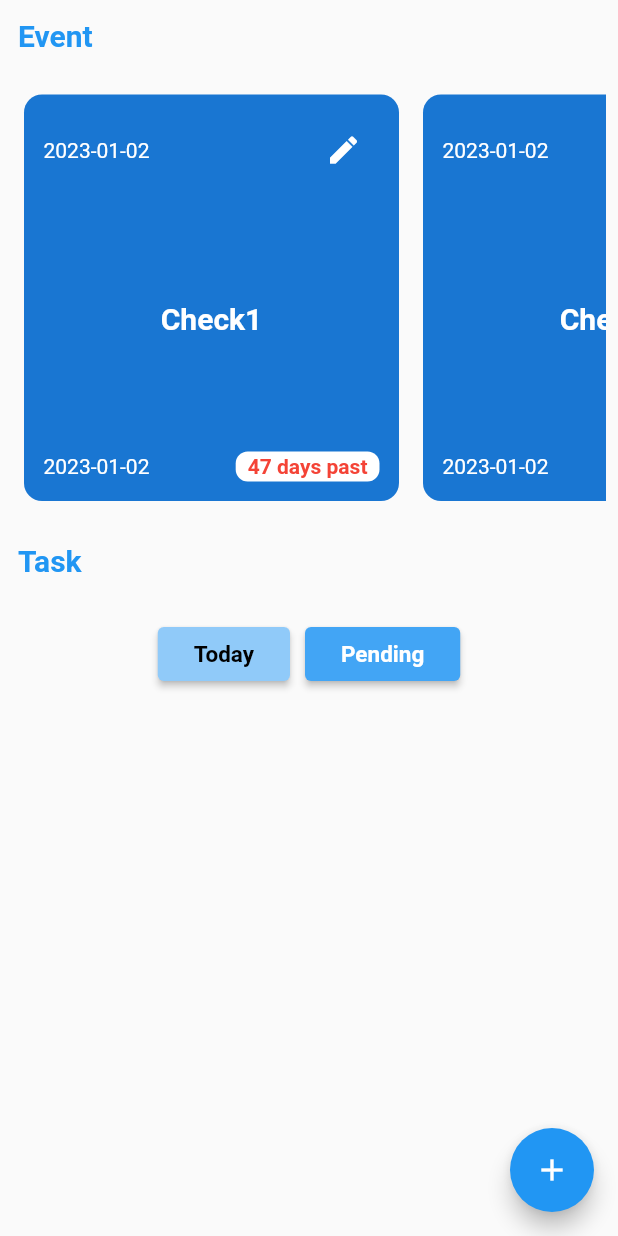
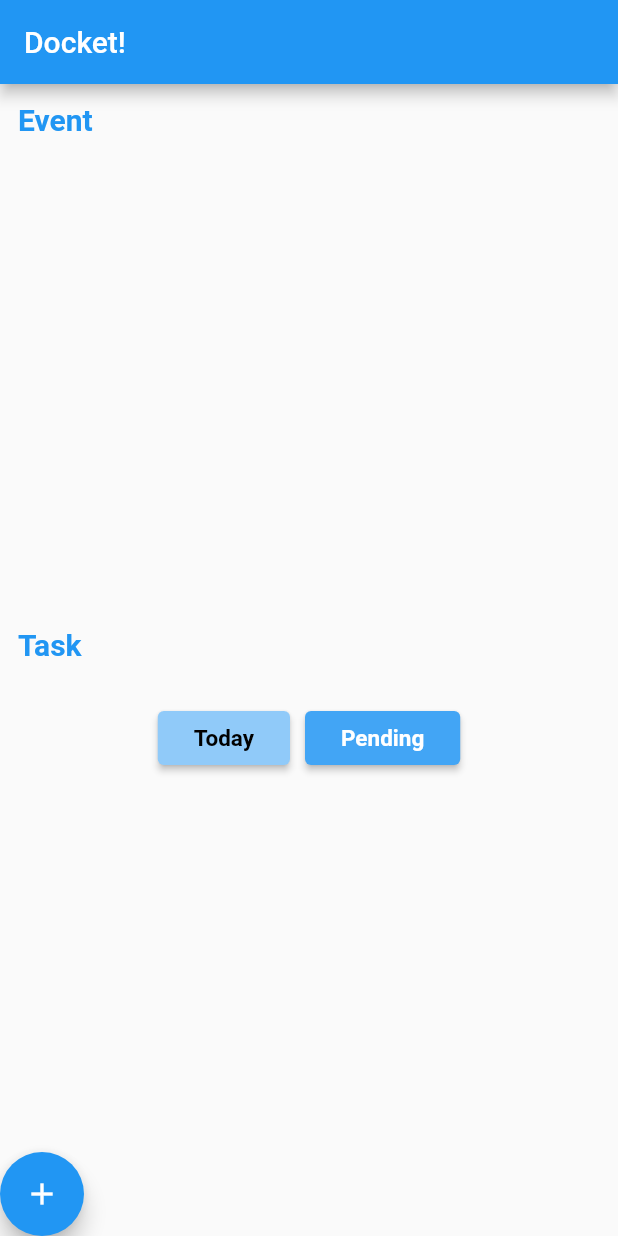
Before and after one commit to Akash-Raj-ST/docket, a Flutter app: the screen it shows after launch, after a tap on "Pending", on a phone screen of 412 x 824 dp. Run offline on Flutter 3.47's test engine with Material 2 defaults, Android fonts, the phone set to English and light mode, and no system bars; our stand-ins replace bloc, date_time_picker, equatable, flutter_bloc, hive, hive_flutter; accounts and stored records are empty.

Commit message:
add task done

```diff
--- a/lib/main.dart
+++ b/lib/main.dart
@@ -1,3 +1,4 @@
+import 'package:docket/tasks/bloc/task_bloc.dart';
 import 'package:flutter/material.dart';
 import 'package:flutter_bloc/flutter_bloc.dart';
 import 'package:hive/hive.dart';
@@ -9,46 +10,34 @@ import 'package:docket/services/event.dart';
 import 'package:docket/services/task.dart';
 import 'package:docket/Add/add.dart';
 
-Future<void> main() async{
+import 'events/bloc/event_bloc.dart';
+
+Future<void> main() async {
   await Hive.initFlutter();
-  runApp(
-    MaterialApp(
+  runApp(MultiRepositoryProvider(
+      providers: [
+        RepositoryProvider(create: (context) => EventService()),
+        RepositoryProvider(create: (context) => TaskService()),
+      ],
+      child: MaterialApp(
         home: MyApp(),
-    )
-  );
+      )));
 }
-
 
 class MyApp extends StatelessWidget {
   const MyApp({super.key});
 
   @override
   Widget build(BuildContext context) {
-    return MultiRepositoryProvider(
-
-      providers: [
-        RepositoryProvider(create: (context)=>EventService()),
-        RepositoryProvider(create: (context)=>TaskService()),
-      ],
-
-      child: Scaffold(
+    return Scaffold(
+        appBar: AppBar(title: Text("Docket!")),
         body: Column(
           children: [
             EventPage(),
             TaskPage(),
           ],
         ),
-          floatingActionButton: FloatingActionButton(
-            onPressed: () => {
-              Navigator.of(context).push(
-                MaterialPageRoute(
-                  builder: (context)=>AddPage()
-                )
-              )
-            },
-            child: Icon(Icons.add),
-          ),
-        ),
+        //floatingActionButton: AddButton(context)
       );
   }
 }
--- a/lib/services/event.dart
+++ b/lib/services/event.dart
@@ -10,10 +10,6 @@ class EventService {
     Hive.registerAdapter(EventAdapter());
     _events = await Hive.openBox<Event>('EventBox');
 
-    await _events.clear();
-
-    _events.add(Event(title: "Check1", dateCreated: "Today", deadlineDate: "2023-01-02", deadlineTime: "2023-01-02", alert: "alert_time", status: false));
-    _events.add(Event(title: "Check2", dateCreated: "Today", deadlineDate: "2023-01-02", deadlineTime: "2023-01-02", alert: "alert_time", status: false));
   }
 
   Future<List<Event>> getEvents() async{
@@ -24,6 +20,7 @@ class EventService {
 
   Future<void> addEvent(Event event) async{
     var key = _events.add(event);
+    print("Event added");
   }
 
   Future<void> deleteEvent(int key) async{
--- a/lib/tasks/TaskPage.dart
+++ b/lib/tasks/TaskPage.dart
@@ -4,6 +4,7 @@ import 'package:flutter/material.dart';
 import 'package:docket/utils/button.dart';
 import 'package:docket/utils/heading.dart';
 import 'package:flutter_bloc/flutter_bloc.dart';
+import '../Add/add.dart';
 import './PendingTask.dart';
 import './TodayTask.dart';
 import 'bloc/task_bloc.dart';
@@ -37,9 +38,14 @@ class _TaskState extends State<TaskPage> {
       child: BlocConsumer<TaskBloc, TaskState>(
         listener: (context, state) {
           // TODO: implement listener
+          if(state is TaskAdded){
+            print("Task Added snackbar");
+          }
         },
 
       builder: (context, state) {
+
+        if(state is TaskLoadedState){
           return Expanded(
             flex: 3,
             child: Column(
@@ -55,9 +61,32 @@ class _TaskState extends State<TaskPage> {
                         ? TodayTask()
                         : PendingTask()
                 ),
+
+                FloatingActionButton(
+                  onPressed: (){
+                    Navigator.of(context)
+                        .push(MaterialPageRoute(
+                          builder: (_) => BlocProvider.value(
+                            value: BlocProvider.of<TaskBloc>(context),
+                            child: AddPage()
+                            )
+                          )
+                    );
+
+                  },
+                  child: Icon(Icons.add),
+                )
               ],
             ),
           );
+        }
+
+        else{
+
+          return Center(
+            child: Text("Loading.."),
+          );
+        }
         },
       ),
     );
--- a/lib/tasks/bloc/task_bloc.dart
+++ b/lib/tasks/bloc/task_bloc.dart
@@ -15,21 +15,19 @@ class TaskBloc extends Bloc<TaskEvent, TaskState> {
 
     on<TaskServiceEvent>((event,emit) async{
           await _taskService.init();
-          emit(TaskInitial());
-
           add(LoadTaskEvent());
       }
     );
 
     on<LoadTaskEvent>((event, emit) async{
       final all_tasks = await _taskService.getTasks();
+      emit(TaskInitial());
       emit(TaskLoadedState(all_tasks));
     });
 
     on<AddTaskEvent>((event, emit) {
       _taskService.addTask(event.task);
-      emit(TaskInitial());
-
+      emit(TaskAdded());
       add(LoadTaskEvent());
     });
 
--- a/lib/tasks/bloc/task_state.dart
+++ b/lib/tasks/bloc/task_state.dart
@@ -9,6 +9,12 @@ abstract class TaskState extends Equatable {
 
 class TaskInitial extends TaskState {}
 
+class TaskAdded extends TaskState {
+
+  @override
+  List<Object> get props => [];
+}
+
 class TaskLoadedState extends TaskState {
   final List<Task> Tasks;
 
--- a/pubspec.yaml
+++ b/pubspec.yaml
@@ -42,6 +42,7 @@ dependencies:
   flutter_bloc: ^8.1.1
   hive_generator: ^2.0.0
   equatable: ^2.0.5
+  date_time_picker: ^2.1.0
 
 dev_dependencies:
   flutter_test:
```
Also changed, not shown: lib/Add/add.dart (+99 -17 lines), pubspec.lock. Lines whose indentation alone changed are shown as unchanged.
